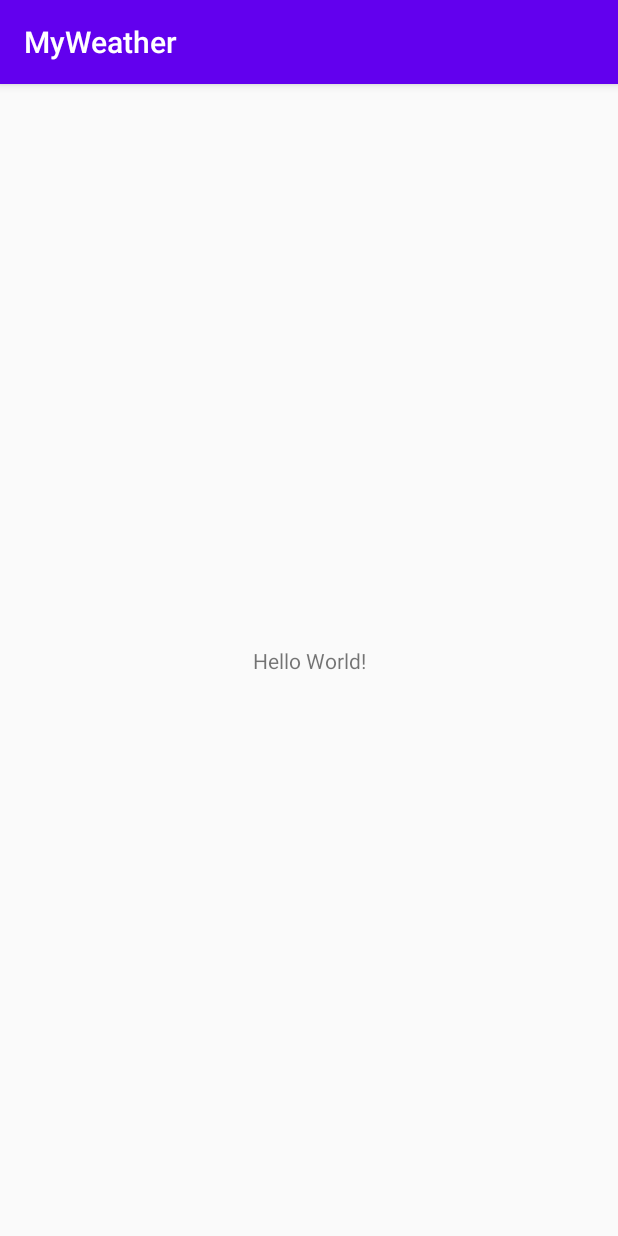
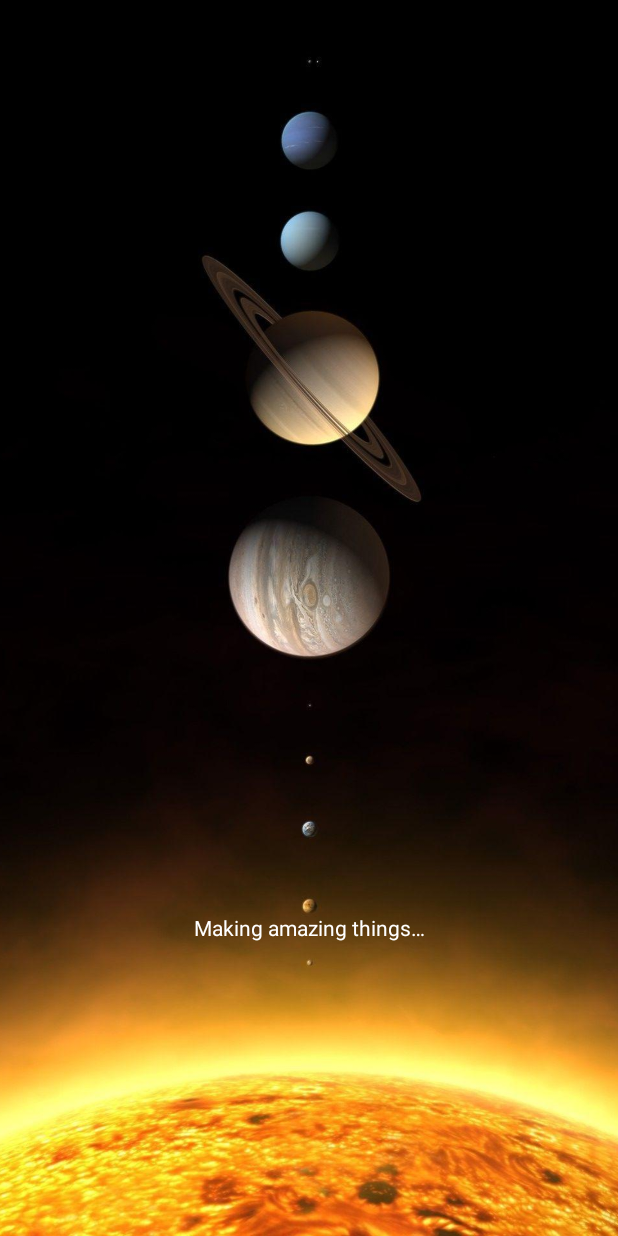
Before and after one commit to anhtu031199/MyWeather, an Android app: the screen it shows after launch (MainActivity before the commit, SplashActivity after it), on a phone screen of 412 x 824 dp. Run offline under Robolectric (Android 15) with nearby library versions, the phone set to English and light mode, and no system bars.

Commit message:
- first commit

```diff
--- a/app/src/main/AndroidManifest.xml
+++ b/app/src/main/AndroidManifest.xml
@@ -13,7 +13,7 @@
         android:theme="@style/Theme.MyWeather"
         tools:targetApi="31">
         <activity
-            android:name=".MainActivity"
+            android:name=".splash.SplashActivity"
             android:exported="true">
             <intent-filter>
                 <action android:name="android.intent.action.MAIN" />
--- a/app/src/main/java/com/tuna/my_weather/MainActivity.kt
+++ /dev/null
@@ -1,11 +0,0 @@
-package com.tuna.my_weather
-
-import android.support.v7.app.AppCompatActivity
-import android.os.Bundle
-
-class MainActivity : AppCompatActivity() {
-    override fun onCreate(savedInstanceState: Bundle?) {
-        super.onCreate(savedInstanceState)
-        setContentView(R.layout.activity_main)
-    }
-}
--- /dev/null
+++ b/app/src/main/java/com/tuna/my_weather/splash/SplashActivity.kt
@@ -0,0 +1,14 @@
+package com.tuna.my_weather.splash
+
+import android.annotation.SuppressLint
+import android.support.v7.app.AppCompatActivity
+import android.os.Bundle
+import com.tuna.my_weather.R
+
+@SuppressLint("CustomSplashScreen")
+class SplashActivity : AppCompatActivity() {
+    override fun onCreate(savedInstanceState: Bundle?) {
+        super.onCreate(savedInstanceState)
+        setContentView(R.layout.activity_splash)
+    }
+}
--- a/app/src/main/res/layout/activity_main.xml
+++ /dev/null
@@ -1,18 +0,0 @@
-<?xml version="1.0" encoding="utf-8"?>
-<android.support.constraint.ConstraintLayout xmlns:android="http://schemas.android.com/apk/res/android"
-    xmlns:app="http://schemas.android.com/apk/res-auto"
-    xmlns:tools="http://schemas.android.com/tools"
-    android:layout_width="match_parent"
-    android:layout_height="match_parent"
-    tools:context=".MainActivity">
-
-    <TextView
-        android:layout_width="wrap_content"
-        android:layout_height="wrap_content"
-        android:text="Hello World!"
-        app:layout_constraintBottom_toBottomOf="parent"
-        app:layout_constraintEnd_toEndOf="parent"
-        app:layout_constraintStart_toStartOf="parent"
-        app:layout_constraintTop_toTopOf="parent" />
-
-</android.support.constraint.ConstraintLayout>
--- /dev/null
+++ b/app/src/main/res/layout/activity_splash.xml
@@ -0,0 +1,47 @@
+<?xml version="1.0" encoding="utf-8"?>
+<android.support.constraint.ConstraintLayout xmlns:android="http://schemas.android.com/apk/res/android"
+    xmlns:app="http://schemas.android.com/apk/res-auto"
+    xmlns:tools="http://schemas.android.com/tools"
+    android:layout_width="match_parent"
+    android:layout_height="match_parent"
+    tools:context=".splash.SplashActivity">
+
+    <android.support.v7.widget.AppCompatImageView
+        android:id="@+id/img_splash_background"
+        android:layout_width="match_parent"
+        android:layout_height="match_parent"
+        android:scaleType="centerCrop"
+        android:src="@drawable/bg_splash" />
+
+    <android.support.constraint.Guideline
+        android:id="@+id/guideline_horizontal_50"
+        android:layout_width="match_parent"
+        android:layout_height="1dp"
+        android:orientation="horizontal"
+        app:layout_constraintGuide_percent="0.5" />
+
+    <android.support.constraint.ConstraintLayout
+        android:id="@+id/constraint_bottom_splash"
+        android:layout_width="0dp"
+        android:layout_height="0dp"
+        app:layout_constraintBottom_toBottomOf="parent"
+        app:layout_constraintEnd_toEndOf="parent"
+        app:layout_constraintStart_toStartOf="parent"
+        app:layout_constraintTop_toBottomOf="@id/guideline_horizontal_50">
+
+        <android.support.v7.widget.AppCompatTextView
+            android:id="@+id/text_loading_splash_screen"
+            style="@style/TextAppearance.AppCompat"
+            android:layout_width="wrap_content"
+            android:layout_height="wrap_content"
+            android:text="@string/loading_splash"
+            android:textColor="@color/white"
+            app:layout_constraintBottom_toBottomOf="parent"
+            app:layout_constraintEnd_toEndOf="parent"
+            app:layout_constraintStart_toStartOf="parent"
+            app:layout_constraintTop_toTopOf="parent" />
+
+    </android.support.constraint.ConstraintLayout>
+
+
+</android.support.constraint.ConstraintLayout>
--- a/app/src/main/res/values/strings.xml
+++ b/app/src/main/res/values/strings.xml
@@ -1,3 +1,4 @@
 <resources>
-    <string name="app_name">MyWeather</string>
+    <string name="app_name">My Weather</string>
+    <string name="loading_splash">Making amazing things…</string>
 </resources>
--- a/app/src/main/res/values/themes.xml
+++ b/app/src/main/res/values/themes.xml
@@ -1,6 +1,6 @@
 <resources xmlns:tools="http://schemas.android.com/tools">
     <!-- Base application theme. -->
-    <style name="Theme.MyWeather" parent="Theme.AppCompat.Light.DarkActionBar">
+    <style name="Theme.MyWeather" parent="Theme.AppCompat.Light.NoActionBar">
         <!-- Primary brand color. -->
         <item name="colorPrimary">@color/purple_500</item>
         <item name="colorPrimaryDark">@color/purple_700</item>
```
Also changed, not shown: app/src/main/res/drawable/bg_splash.jpg (added).
